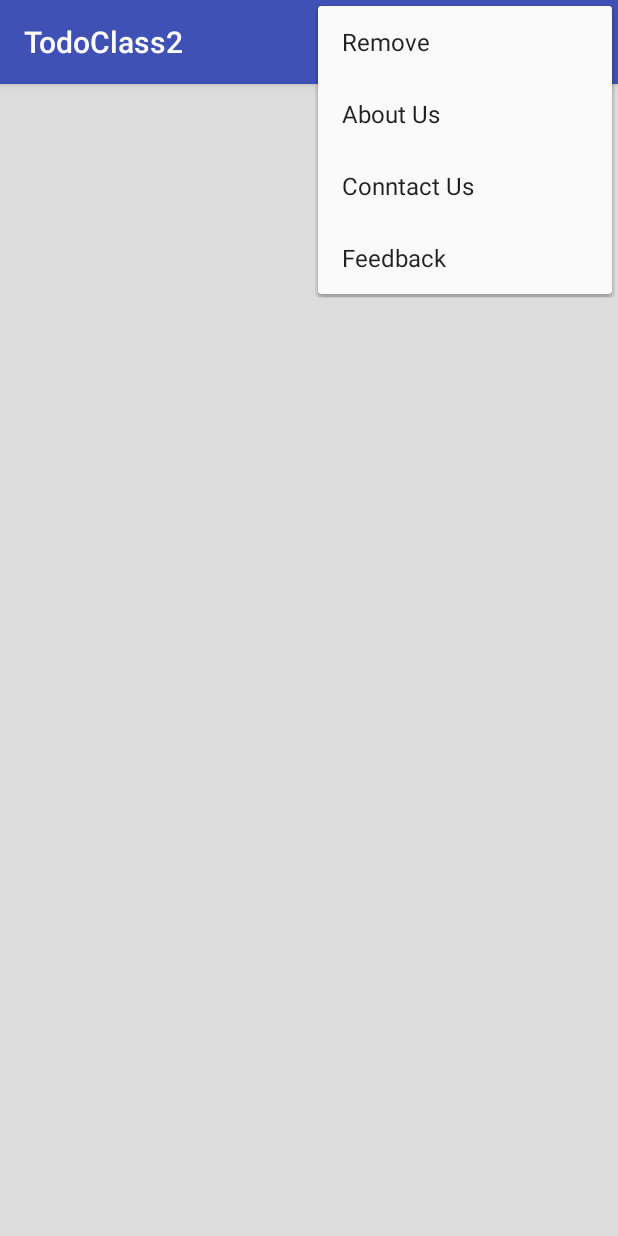
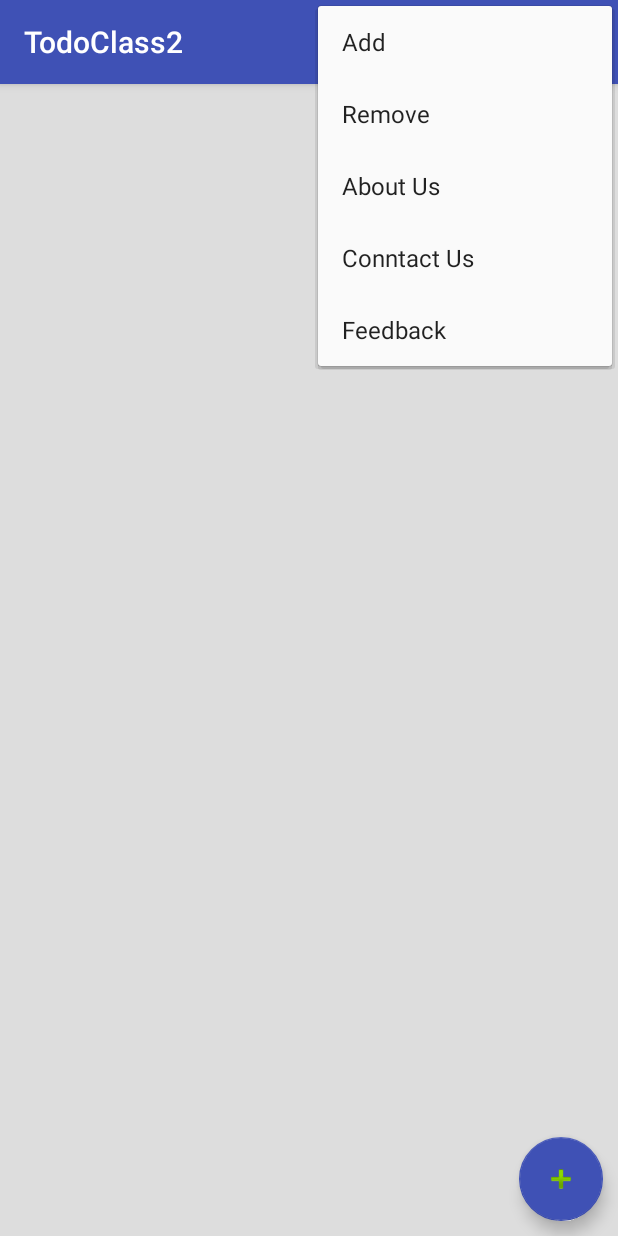
Before and after one commit to Aksh-ay/To-Do, an Android app: the screen it shows after launch (MainActivity), with the options menu open, on a phone screen of 412 x 824 dp. Run offline under Robolectric (Android 15) with nearby library versions, the phone set to English and light mode, and no system bars.

Commit message:
After FAB

```diff
--- a/app/src/main/java/com/example/asus/todoclass2/MainActivity.java
+++ b/app/src/main/java/com/example/asus/todoclass2/MainActivity.java
@@ -81,14 +81,19 @@ public class MainActivity extends AppCompatActivity implements OnCheckBoxClicked
 
         updateExpenseList();
 
-//        FloatingActionButton fab = (FloatingActionButton) findViewById(R.id.fab);
-//        fab.setOnClickListener(new View.OnClickListener() {
-//            @Override
-//            public void onClick(View view) {
+        FloatingActionButton fab = (FloatingActionButton) findViewById(R.id.fab);
+        fab.setOnClickListener(new View.OnClickListener() {
+            @Override
+            public void onClick(View view) {
 //                Snackbar.make(view, "Replace with your own action", Snackbar.LENGTH_LONG)
 //                        .setAction("Action", null).show();
-//            }
-//        });
+                Intent i = new Intent(MainActivity.this, ExpenseDetailActivity.class);
+
+                i.putExtra(IntentConstants.EXPENSE_TITLE,"Add");
+                startActivityForResult(i,2);
+
+            }
+        });
 
     }
 
@@ -258,7 +263,7 @@ public class MainActivity extends AppCompatActivity implements OnCheckBoxClicked
         ExpenseOpenHelper expenseOpenHelper = ExpenseOpenHelper.getOpenHelperInstance(MainActivity.this);
         SQLiteDatabase database = expenseOpenHelper.getWritableDatabase();
         database.delete(ExpenseOpenHelper.Expense_Table_Name,ExpenseOpenHelper.Expense_Id + "=" +Id,null);
-        Toast.makeText(this, "Task Deleted", Toast.LENGTH_SHORT).show();
+        Toast.makeText(this, "Task Finished", Toast.LENGTH_SHORT).show();
 
 //
 
--- a/app/src/main/res/layout/activity_main.xml
+++ b/app/src/main/res/layout/activity_main.xml
@@ -1,5 +1,5 @@
 <?xml version="1.0" encoding="utf-8"?>
-<LinearLayout xmlns:android="http://schemas.android.com/apk/res/android"
+<RelativeLayout xmlns:android="http://schemas.android.com/apk/res/android"
     xmlns:app="http://schemas.android.com/apk/res-auto"
     xmlns:tools="http://schemas.android.com/tools"
     android:layout_width="match_parent"
@@ -17,14 +17,15 @@
 
     </ListView>
 
-    <!--<android.support.design.widget.FloatingActionButton-->
-        <!--android:id="@+id/fab"-->
-        <!--android:layout_width="wrap_content"-->
-        <!--android:layout_height="wrap_content"-->
-        <!--app:layout_anchor ="@id/linearlayout"-->
-        <!--android:layout_gravity="bottom|end"-->
-        <!--app:srcCompat="@android:drawable/ic_dialog_email" />-->
+    <android.support.design.widget.FloatingActionButton
+        android:id="@+id/fab"
+        android:layout_width="wrap_content"
+        android:layout_height="wrap_content"
+        android:layout_alignParentBottom="true"
+        android:layout_alignParentRight="true"
+        android:layout_margin="10dp"
+        app:srcCompat="@android:drawable/ic_input_add" />
 
 
 
-</LinearLayout>
+</RelativeLayout>
--- a/app/src/main/res/menu/main_menu.xml
+++ b/app/src/main/res/menu/main_menu.xml
@@ -5,7 +5,7 @@
     <item
         android:id="@+id/add"
         android:title="Add"
-        app:showAsAction="always"/>
+        />
 
     <item
         android:id="@+id/remove"
--- a/app/src/main/res/values/colors.xml
+++ b/app/src/main/res/values/colors.xml
@@ -2,7 +2,9 @@
 <resources>
     <color name="colorPrimary">#3F51B5</color>
     <color name="colorPrimaryDark">#303F9F</color>
-    <color name="colorAccent">#FF4081</color>
+    <!--<color name="colorAccent">#FF4081</color>-->
+    <color name="colorAccent">#3F51B5</color>
     <color name="background1">#aaa</color>
     <color name="background2">#dddddd</color>
+    <color name="black1">#000000</color>
 </resources>
```
Also changed, not shown: app/src/main/res/layout/list_item.xml (+10 -5 lines), app/src/main/ic_add_white-web.png (added), app/src/main/res/mipmap-hdpi/ic_add_white.png (added), app/src/main/res/mipmap-mdpi/ic_add_white.png (added), app/src/main/res/mipmap-xhdpi/ic_add_white.png (added), app/src/main/res/mipmap-xxhdpi/ic_add_white.png (added), app/src/main/res/mipmap-xxxhdpi/ic_add_white.png (added).
